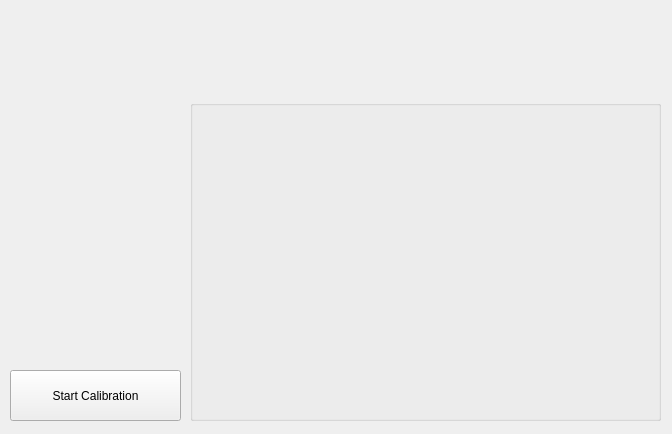
Above: applications/physics/calibration/calibrationWidget.ui from PimenovAlexander/corecvs before the change. Below: the same form after it.
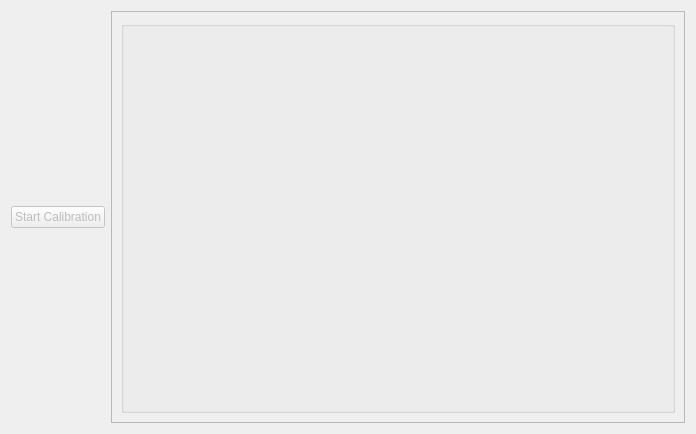
That is the form after the change.

Commit message: calibration part 4

Diff of the .ui file:
```diff
--- a/applications/physics/calibration/calibrationWidget.ui
+++ b/applications/physics/calibration/calibrationWidget.ui
@@ -6,37 +6,68 @@
    <rect>
     <x>0</x>
     <y>0</y>
-    <width>672</width>
+    <width>696</width>
     <height>434</height>
    </rect>
   </property>
   <property name="windowTitle">
    <string>Calibration</string>
   </property>
+  <layout class="QGridLayout" name="gridLayout">
+   <item row="1" column="0">
   <widget class="QPushButton" name="startCalibration">
-   <property name="geometry">
-    <rect>
-     <x>10</x>
-     <y>370</y>
-     <width>171</width>
-     <height>51</height>
-    </rect>
+     <property name="enabled">
+      <bool>false</bool>
    </property>
    <property name="text">
     <string>Start Calibration</string>
    </property>
   </widget>
+   </item>
+   <item row="1" column="1">
+    <widget class="QScrollArea" name="scrollArea">
+     <property name="widgetResizable">
+      <bool>true</bool>
+     </property>
+     <widget class="QWidget" name="scrollAreaWidgetContents">
+      <property name="geometry">
+       <rect>
+        <x>0</x>
+        <y>0</y>
+        <width>550</width>
+        <height>414</height>
+       </rect>
+      </property>
+      <layout class="QGridLayout" name="gridLayout_2">
+       <item row="0" column="0">
   <widget class="QGroupBox" name="imageBox">
-   <property name="geometry">
-    <rect>
-     <x>190</x>
-     <y>100</y>
-     <width>471</width>
-     <height>321</height>
-    </rect>
-   </property>
-   <layout class="QVBoxLayout" name="verticalLayout"/>
-  </widget>
+         <property name="acceptDrops">
+          <bool>false</bool>
+         </property>
+         <layout class="QVBoxLayout" name="verticalLayout">
+          <property name="spacing">
+           <number>4</number>
+          </property>
+          <property name="leftMargin">
+           <number>8</number>
+          </property>
+          <property name="topMargin">
+           <number>8</number>
+          </property>
+          <property name="rightMargin">
+           <number>8</number>
+          </property>
+          <property name="bottomMargin">
+           <number>8</number>
+          </property>
+         </layout>
+        </widget>
+       </item>
+      </layout>
+     </widget>
+    </widget>
+   </item>
+  </layout>
  </widget>
  <resources/>
  <connections>
```
Lines whose indentation alone changed are shown as unchanged. The commit also changes 5 other files.
